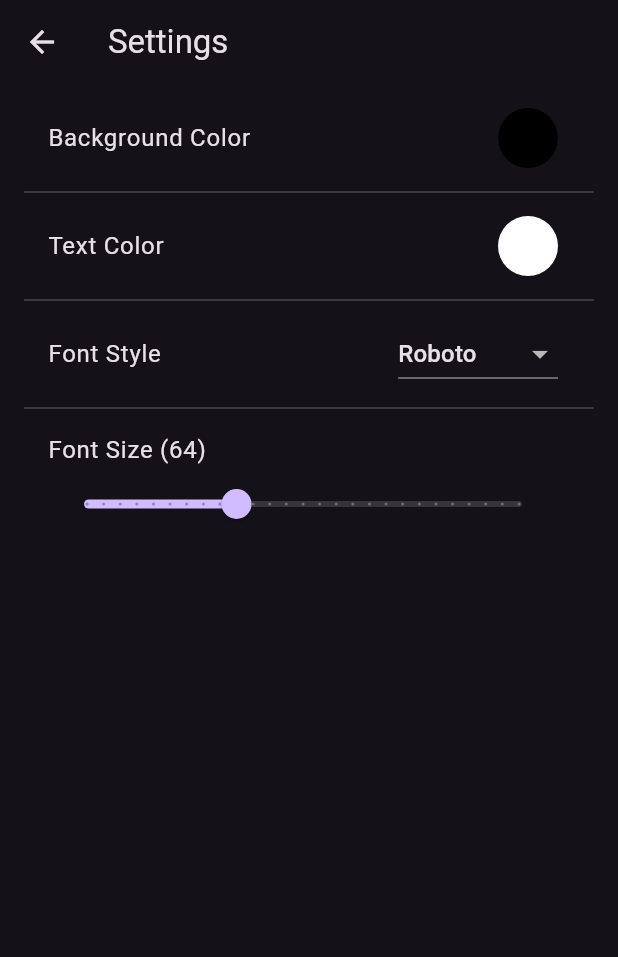
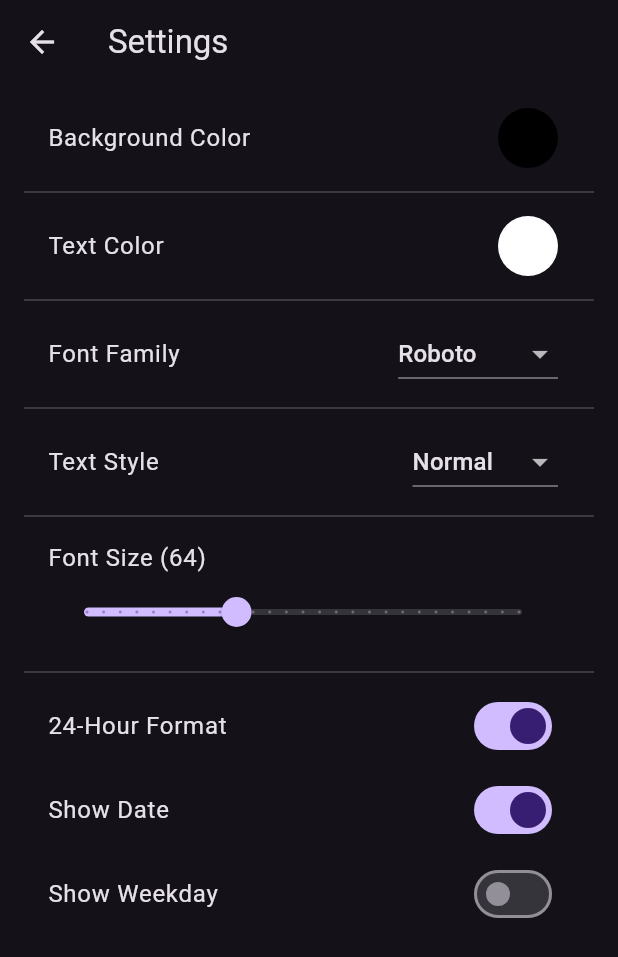
Before and after one commit to Kaiserabbas/TimeMasterApp, a Flutter app: the SettingsScreen screen opened directly, on a phone screen of 412 x 824 dp. Shown: the top 957 px of the screen. Run offline on Flutter 3.47's test engine with Material 3 defaults, Android fonts, the phone set to English and light mode, and no system bars; our stand-ins replace flutter_colorpicker, google_fonts.

Commit message:
Add font weight and get google fonts

```diff
--- a/lib/screens/settings_screen.dart
+++ b/lib/screens/settings_screen.dart
@@ -47,6 +47,13 @@ class SettingsScreen extends StatelessWidget {
     'Bebas Neue',
   ];
 
+  final Map<String, FontVariant> textVariants = {
+    'Normal': FontVariant.normal,
+    'Bold': FontVariant.bold,
+    'Italic': FontVariant.italic,
+    'Bold Italic': FontVariant.boldItalic,
+  };
+
   @override
   Widget build(BuildContext context) {
     final theme = Provider.of<ThemeProvider>(context);
@@ -71,17 +78,28 @@ class SettingsScreen extends StatelessWidget {
           ),
           Divider(),
           ListTile(
-            title: Text("Font Style"),
+            title: Text("Font Family"),
             trailing: DropdownButton<String>(
               value: theme.fontFamily,
               onChanged: (val) => theme.setFontFamily(val!),
               items: fonts.map((font) {
                 return DropdownMenuItem(
                   value: font,
-                  child: Text(
-                    font,
-                    style: TextStyle(fontFamily: font),
-                  ),
+                  child: Text(font, style: TextStyle(fontFamily: font)),
+                );
+              }).toList(),
+            ),
+          ),
+          Divider(),
+          ListTile(
+            title: Text("Text Style"),
+            trailing: DropdownButton<FontVariant>(
+              value: theme.fontVariant,
+              onChanged: (val) => theme.setFontVariant(val!),
+              items: textVariants.entries.map((entry) {
+                return DropdownMenuItem(
+                  value: entry.value,
+                  child: Text(entry.key),
                 );
               }).toList(),
             ),
@@ -98,6 +116,22 @@ class SettingsScreen extends StatelessWidget {
               onChanged: theme.setFontSize,
             ),
           ),
+          Divider(),
+          SwitchListTile(
+            title: Text("24-Hour Format"),
+            value: theme.is24HourFormat,
+            onChanged: theme.toggleHourFormat,
+          ),
+          SwitchListTile(
+            title: Text("Show Date"),
+            value: theme.showDate,
+            onChanged: theme.toggleShowDate,
+          ),
+          SwitchListTile(
+            title: Text("Show Weekday"),
+            value: theme.showWeekday,
+            onChanged: theme.toggleShowWeekday,
+          ),
         ],
       ),
     );
```
